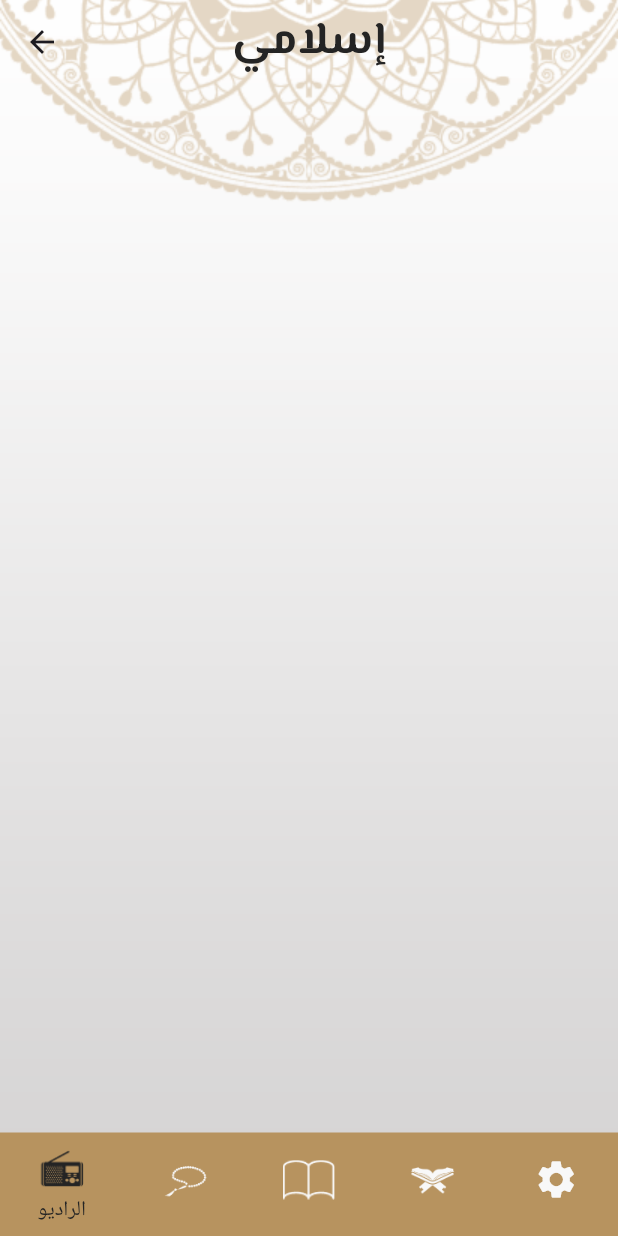
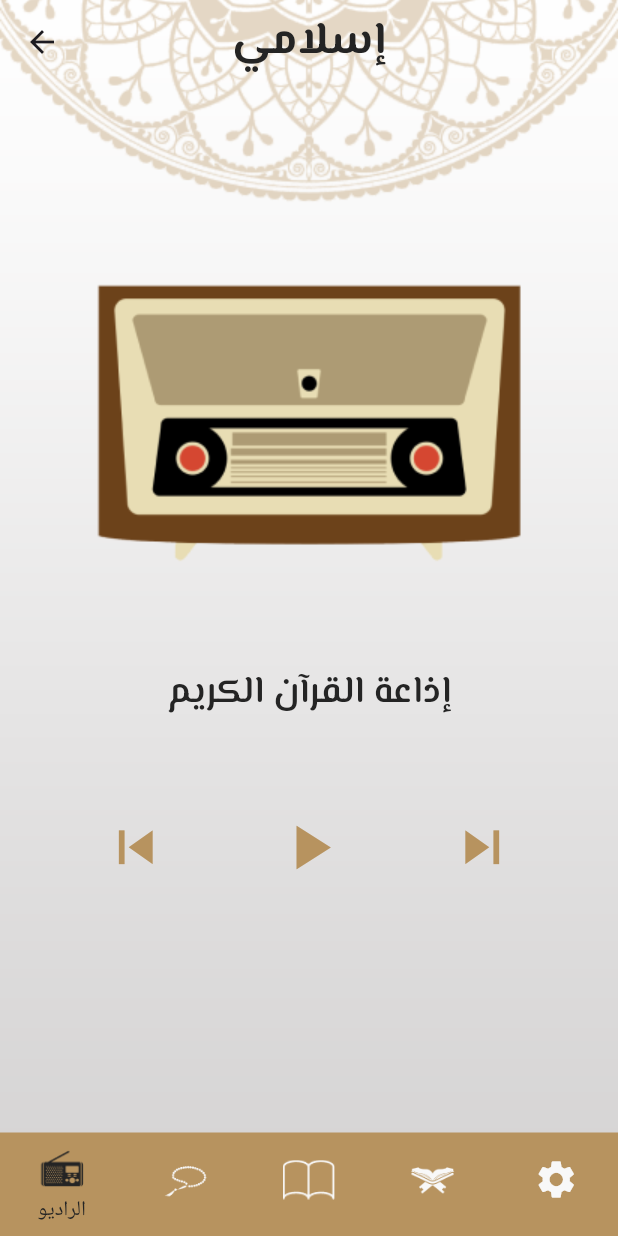
Before and after one commit to Mariam-Elkhelawy/Iqraa, a Flutter app: the HomeScreen screen opened by its route, on a phone screen of 412 x 824 dp. Run offline on Flutter 3.47's test engine with Material 3 defaults, Android fonts, the phone set to English and light mode, and no system bars; our stand-ins replace another_flutter_splash_screen, google_fonts.

Commit message:
radio tap UI

```diff
--- a/lib/app_theme.dart
+++ b/lib/app_theme.dart
@@ -15,11 +15,8 @@ class AppTheme {
         color: blackColor,
       ),
       bodyMedium: GoogleFonts.inter(
-          fontSize: 25,
-          color: blackColor,
-          fontWeight: FontWeight.w400
+          fontSize: 25, color: blackColor, fontWeight: FontWeight.w400),
     ),
-        bodySmall: TextStyle()),
     bottomNavigationBarTheme: BottomNavigationBarThemeData(
       backgroundColor: primaryColor,
       type: BottomNavigationBarType.fixed,
@@ -27,7 +24,7 @@ class AppTheme {
       showUnselectedLabels: false,
       unselectedItemColor: Color(0xFFF8F8F8),
       selectedItemColor: blackColor,
-      selectedLabelStyle: TextStyle(fontSize: 14, color:blackColor),
+      selectedLabelStyle: TextStyle(fontSize: 14, color: blackColor),
       elevation: 0,
     ),
     appBarTheme: AppBarTheme(
--- a/lib/tabs/radio_tab.dart
+++ b/lib/tabs/radio_tab.dart
@@ -1,10 +1,43 @@
 import 'package:flutter/material.dart';
+import 'package:islami_app/app_theme.dart';
 
 class RadioTab extends StatelessWidget {
   const RadioTab({super.key});
 
   @override
   Widget build(BuildContext context) {
-    return Scaffold();
+    return Column(
+      children: [
+        Padding(
+          padding: const EdgeInsets.only(top: 115, bottom: 50),
+          child: Image.asset('assets/images/ic_radio_tab.png'),
+        ),
+        Text(
+          'إذاعة القرآن الكريم',
+          style: Theme.of(context).textTheme.bodyLarge,
+        ),
+        SizedBox(height: 60),
+        Row(
+          mainAxisAlignment: MainAxisAlignment.spaceEvenly,
+          children: [
+            Icon(
+              Icons.skip_previous,
+              color: AppTheme.primaryColor,
+              size: 45,
+            ),
+            Icon(
+              Icons.play_arrow,
+              color: AppTheme.primaryColor,
+              size: 50,
+            ),
+            Icon(
+              Icons.skip_next,
+              color: AppTheme.primaryColor,
+              size: 45,
+            ),
+          ],
+        )
+      ],
+    );
   }
 }
```
Also changed, not shown: assets/images/ic_radio_tab.png (added). Lines whose indentation alone changed are shown as unchanged.
